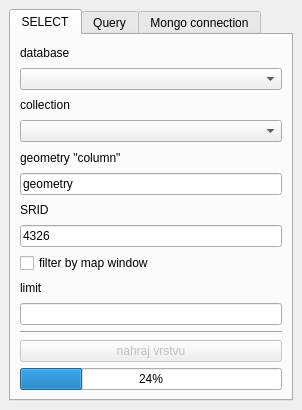
Above: mongoloid_dockwidget_base.ui from jeleniste/mongo_memorizer before the change. Below: the same form after it.
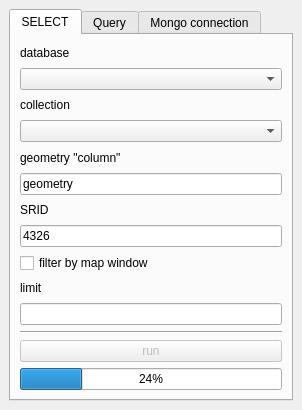
That is the form after the change.

Commit message: enable run button after selecting collection

The edit to the form file:
```diff
--- a/mongoloid_dockwidget_base.ui
+++ b/mongoloid_dockwidget_base.ui
@@ -135,7 +135,7 @@
            </size>
           </property>
           <property name="text">
-           <string>nahraj vrstvu</string>
+           <string>run</string>
           </property>
          </widget>
         </item>
```
